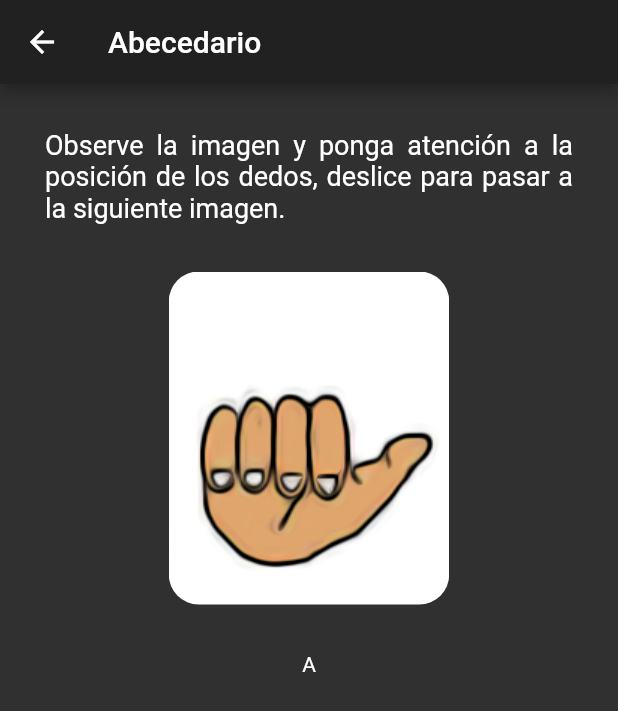
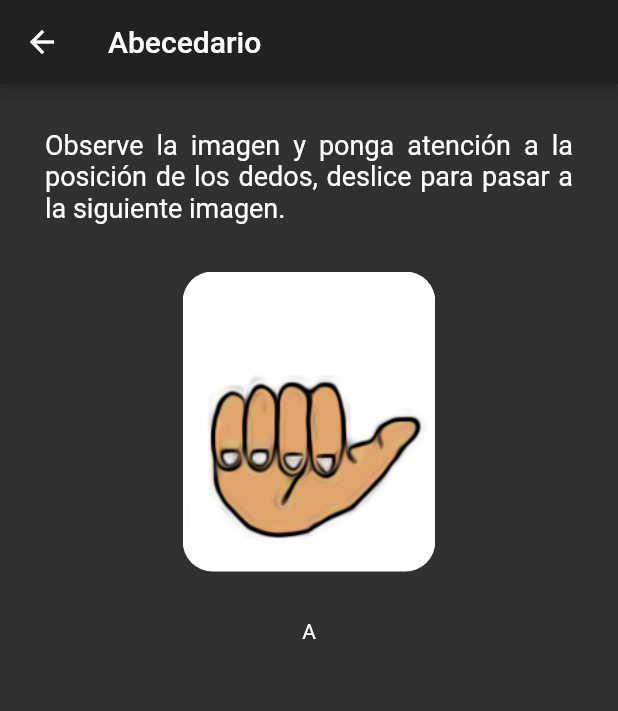
Before and after one commit to Uzueta/AppSenas, a Flutter app: the PantallaLeccion screen opened directly, on a phone screen of 412 x 824 dp. Shown: the top 711 px of the screen. Run offline on Flutter 3.47's test engine with Material 2 defaults, Android fonts, the phone set to English and light mode, and no system bars; Roboto replaces fonts that are missing (Verdana).

Commit message:
Correccion de diseño en lecciones y cambios en README

```diff
--- a/lib/screens/lecciones.dart
+++ b/lib/screens/lecciones.dart
@@ -73,8 +73,10 @@ class Leccion extends StatelessWidget {
                     border: Border.all(width: 2, color: Color(0xFF303030))),
                 child: ClipRRect(
                   borderRadius: BorderRadius.circular(20),
-                  child: Image.asset(
-                    lista[index].imagePath,
+                  child: Image(
+                    image: AssetImage(lista[index].imagePath),
+                    height: 200,
+                    fit: BoxFit.fill,
                   ),
                 ),
               ),
```
Also changed, not shown: 1 other file.
